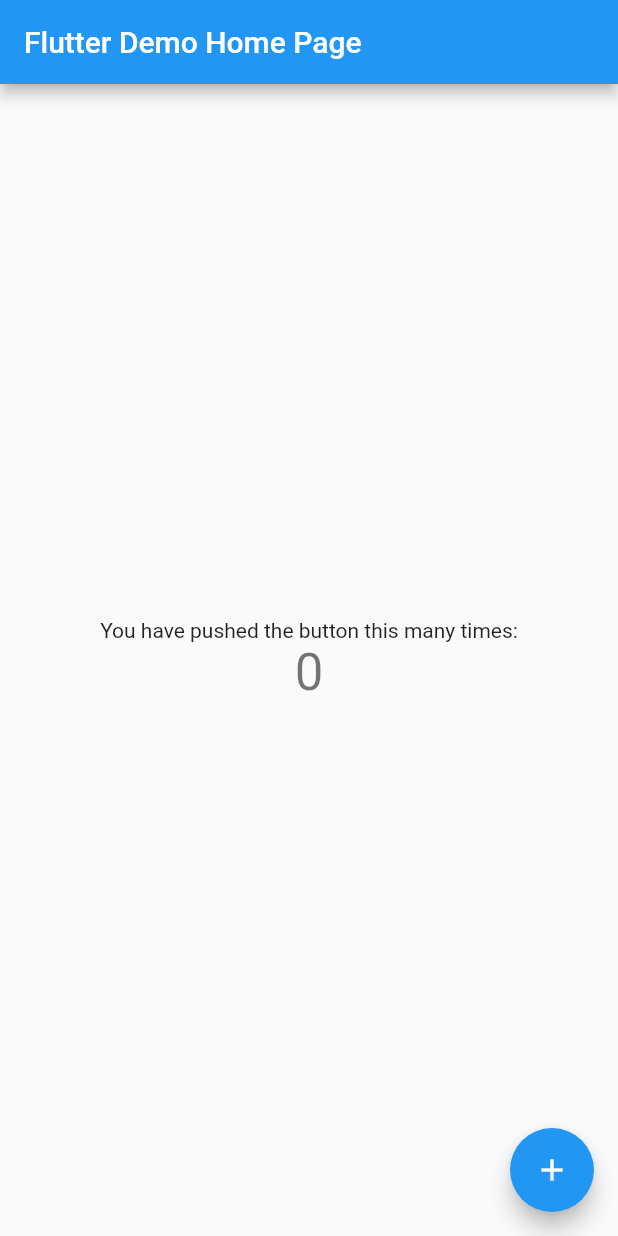
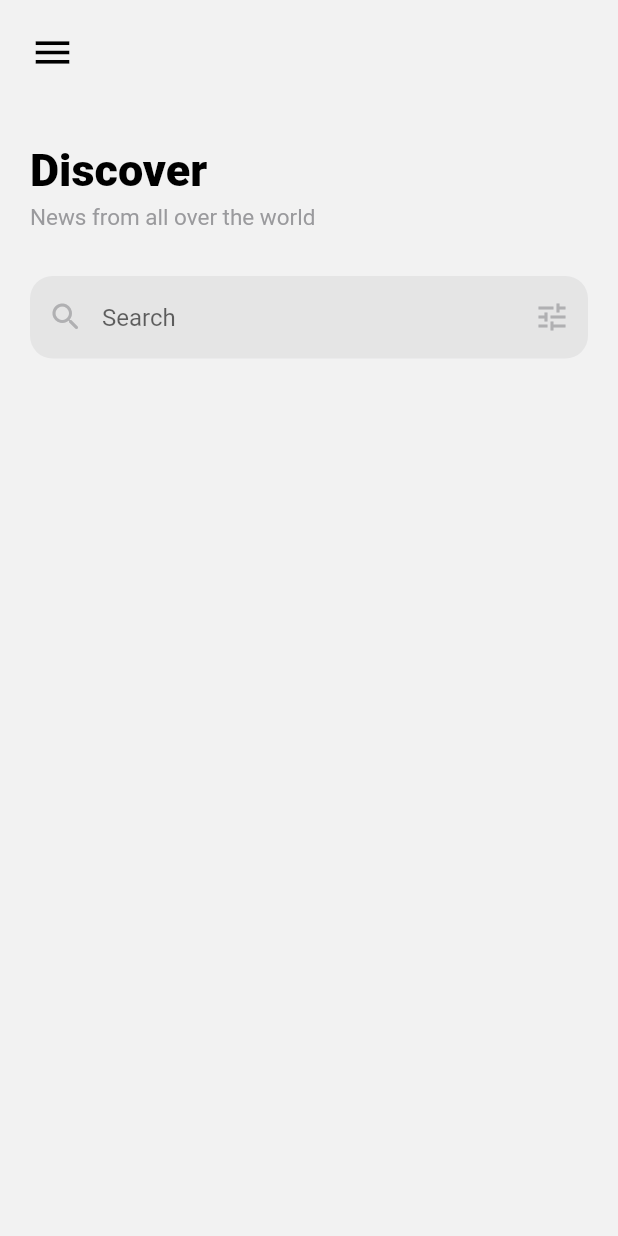
Before and after one commit to Manlikeog/NewsApp, a Flutter app: the screen it shows after launch, on a phone screen of 412 x 824 dp. Run offline on Flutter 3.47's test engine with Material 2 defaults, Android fonts, the phone set to English and light mode, and no system bars; our stand-ins replace bloc, equatable.

Commit message:
updating UI

```diff
--- a/lib/interface/pages/category/category.dart
+++ b/lib/interface/pages/category/category.dart
@@ -0,0 +1,55 @@
+import 'package:flutter/material.dart';
+
+import '../../../utils/utils.dart';
+import '../../widgets/widgets.dart';
+
+class NewsCategory extends StatelessWidget {
+  const NewsCategory({super.key});
+
+  @override
+  Widget build(BuildContext context) {
+    return Scaffold(
+      appBar: AppBar(
+        leading: Padding(
+          padding: const EdgeInsets.all(horizontalPadding),
+          child: Icon(
+            Icons.menu,
+            size: radius,
+            color: newsTheme.primaryColor,
+          ),
+        ),
+        backgroundColor: newsTheme.scaffoldBackgroundColor,
+        elevation: 0,
+      ),
+      body: Padding(
+        padding: pagePadding,
+        child: Column(
+            crossAxisAlignment: CrossAxisAlignment.start,
+            children: const [
+              YBox(
+                30,
+              ),
+              BaseHeaderText(
+                string: NewsString.articleBHeading,
+                fontSize: radius,
+                fontWeight: FontWeight.w900,
+              ),
+              YBox(5),
+              BaseHeaderText(
+                string: NewsString.articleSHeading,
+                fontSize: 15,
+                fontWeight: FontWeight.w400,
+                textColor: greyColor,
+              ),
+              YBox(
+                30,
+              ),
+              SearchTextField(),
+              YBox(
+                50,
+              ),
+            ]),
+      ),
+    );
+  }
+}
--- /dev/null
+++ b/lib/interface/widgets/search_field.dart
@@ -0,0 +1,51 @@
+import 'package:flutter/material.dart';
+
+import '../../utils/utils.dart';
+
+class SearchTextField extends StatelessWidget {
+  const SearchTextField({super.key});
+
+  @override
+  Widget build(BuildContext context) {
+    return TextField(
+      decoration: InputDecoration(
+        filled: true,
+        prefixIcon: Icon(
+          Icons.search_rounded,
+          color: greyColor.withOpacity(0.7),
+        ),
+        suffixIcon: Icon(
+          Icons.tune,
+          color: greyColor.withOpacity(0.7),
+        ),
+        hintText: 'Search',
+        contentPadding: const EdgeInsets.all(18.0),
+        fillColor: greyColor.withOpacity(0.15),
+        border: UnderlineInputBorder(
+          borderSide: BorderSide.none,
+          borderRadius: BorderRadius.circular(searchRadius),
+        ),
+        enabledBorder: UnderlineInputBorder(
+          borderSide: BorderSide.none,
+          borderRadius: BorderRadius.circular(searchRadius),
+        ),
+        focusedBorder: UnderlineInputBorder(
+          borderSide: BorderSide.none,
+          borderRadius: BorderRadius.circular(searchRadius),
+        ),
+        disabledBorder: UnderlineInputBorder(
+          borderSide: BorderSide.none,
+          borderRadius: BorderRadius.circular(searchRadius),
+        ),
+        errorBorder: UnderlineInputBorder(
+          borderSide: BorderSide.none,
+          borderRadius: BorderRadius.circular(searchRadius),
+        ),
+        focusedErrorBorder: UnderlineInputBorder(
+          borderSide: BorderSide.none,
+          borderRadius: BorderRadius.circular(searchRadius),
+        ),
+      ),
+    );
+  }
+}
--- a/lib/interface/widgets/widgets.dart
+++ b/lib/interface/widgets/widgets.dart
@@ -0,0 +1 @@
+export 'search_field.dart';
--- a/lib/main.dart
+++ b/lib/main.dart
@@ -1,4 +1,7 @@
 import 'package:flutter/material.dart';
+import 'package:news_app/interface/pages/category/category.dart';
+
+import 'utils/utils.dart';
 
 void main() {
   runApp(const MyApp());
@@ -11,105 +14,11 @@ class MyApp extends StatelessWidget {
   @override
   Widget build(BuildContext context) {
     return MaterialApp(
+      debugShowCheckedModeBanner: false,
       title: 'Flutter Demo',
-      theme: ThemeData(
-        // This is the theme of your application.
-        //
-        // Try running your application with "flutter run". You'll see the
-        // application has a blue toolbar. Then, without quitting the app, try
-        // changing the primarySwatch below to Colors.green and then invoke
-        // "hot reload" (press "r" in the console where you ran "flutter run",
-        // or simply save your changes to "hot reload" in a Flutter IDE).
-        // Notice that the counter didn't reset back to zero; the application
-        // is not restarted.
-        primarySwatch: Colors.blue,
-      ),
-      home: const MyHomePage(title: 'Flutter Demo Home Page'),
+      theme: newsTheme,
+      home: const NewsCategory(),
+      onGenerateRoute: NewsRoute.generateRoute,
     );
   }
 }
-
-class MyHomePage extends StatefulWidget {
-  const MyHomePage({super.key, required this.title});
-
-  // This widget is the home page of your application. It is stateful, meaning
-  // that it has a State object (defined below) that contains fields that affect
-  // how it looks.
-
-  // This class is the configuration for the state. It holds the values (in this
-  // case the title) provided by the parent (in this case the App widget) and
-  // used by the build method of the State. Fields in a Widget subclass are
-  // always marked "final".
-
-  final String title;
-
-  @override
-  State<MyHomePage> createState() => _MyHomePageState();
-}
-
-class _MyHomePageState extends State<MyHomePage> {
-  int _counter = 0;
-
-  void _incrementCounter() {
-    setState(() {
-      // This call to setState tells the Flutter framework that something has
-      // changed in this State, which causes it to rerun the build method below
-      // so that the display can reflect the updated values. If we changed
-      // _counter without calling setState(), then the build method would not be
-      // called again, and so nothing would appear to happen.
-      _counter++;
-    });
-  }
-
-  @override
-  Widget build(BuildContext context) {
-    // This method is rerun every time setState is called, for instance as done
-    // by the _incrementCounter method above.
-    //
-    // The Flutter framework has been optimized to make rerunning build methods
-    // fast, so that you can just rebuild anything that needs updating rather
-    // than having to individually change instances of widgets.
-    return Scaffold(
-      appBar: AppBar(
-        // Here we take the value from the MyHomePage object that was created by
-        // the App.build method, and use it to set our appbar title.
-        title: Text(widget.title),
-      ),
-      body: Center(
-        // Center is a layout widget. It takes a single child and positions it
-        // in the middle of the parent.
-        child: Column(
-          // Column is also a layout widget. It takes a list of children and
-          // arranges them vertically. By default, it sizes itself to fit its
-          // children horizontally, and tries to be as tall as its parent.
-          //
-          // Invoke "debug painting" (press "p" in the console, choose the
-          // "Toggle Debug Paint" action from the Flutter Inspector in Android
-          // Studio, or the "Toggle Debug Paint" command in Visual Studio Code)
-          // to see the wireframe for each widget.
-          //
-          // Column has various properties to control how it sizes itself and
-          // how it positions its children. Here we use mainAxisAlignment to
-          // center the children vertically; the main axis here is the vertical
-          // axis because Columns are vertical (the cross axis would be
-          // horizontal).
-          mainAxisAlignment: MainAxisAlignment.center,
-          children: <Widget>[
-            const Text(
-              'You have pushed the button this many times:',
-            ),
-            Text(
-              '$_counter',
-              style: Theme.of(context).textTheme.headline4,
-            ),
-          ],
-        ),
-      ),
-      floatingActionButton: FloatingActionButton(
-        onPressed: _incrementCounter,
-        tooltip: 'Increment',
-        child: const Icon(Icons.add),
-      ), // This trailing comma makes auto-formatting nicer for build methods.
-    );
-  }
-}
--- a/lib/utils/constants.dart
+++ b/lib/utils/constants.dart
@@ -0,0 +1,35 @@
+import 'package:flutter/material.dart';
+
+class XBox extends StatelessWidget {
+  final double _width;
+
+  const XBox(this._width, {super.key});
+
+  @override
+  Widget build(BuildContext context) {
+    return SizedBox(
+      width: _width,
+    );
+  }
+}
+
+class YBox extends StatelessWidget {
+  final double _height;
+
+  const YBox(this._height, {super.key});
+
+  @override
+  Widget build(BuildContext context) {
+    return SizedBox(
+      height: _height,
+    );
+  }
+}
+
+const double horizontalPadding = 20.0;
+const double verticalPadding = 50.0;
+const double radius = 30.0;
+const double searchRadius = 15;
+
+EdgeInsets pagePadding =
+    const EdgeInsets.only(left: 20, right: 20, top: 10, bottom: 40);
--- a/lib/utils/routes/route_names.dart
+++ b/lib/utils/routes/route_names.dart
@@ -0,0 +1,10 @@
+const String homeRoute = '/homeRoute';
+const String categoryRoute = '/categoryRoute';
+const String articleRoute = '/articleRoute';
+
+const List<String> bottomNavTitle = [
+  'Home',
+  'Favorites',
+  'Profile',
+  'History',
+];
--- a/lib/utils/strings.dart
+++ b/lib/utils/strings.dart
@@ -0,0 +1,38 @@
+import 'package:flutter/material.dart';
+import 'package:news_app/utils/utils.dart';
+
+class NewsString {
+  static const String articleBHeading = 'Discover';
+  static const String articleSHeading = 'News from all over the world';
+  static const String search = 'Search';
+  static const String time = 'hours ago';
+  static const String newoftheday = 'News of the day';
+  static const String breakingNews = 'Breaking News';
+  static const String more = 'more';
+}
+
+class BaseHeaderText extends StatelessWidget {
+  final double? fontSize;
+  final String string;
+  final Color? textColor;
+  final FontWeight? fontWeight;
+  const BaseHeaderText({
+    Key? key,
+    required this.string,
+    this.fontSize,
+    this.textColor,
+    this.fontWeight,
+  }) : super(key: key);
+
+  @override
+  Widget build(BuildContext context) {
+    return Text(
+      string,
+      style: TextStyle(
+        fontSize: fontSize,
+        fontWeight: fontWeight,
+        color: textColor ?? newsTheme.primaryColor,
+      ),
+    );
+  }
+}
--- a/lib/utils/theme.dart
+++ b/lib/utils/theme.dart
@@ -0,0 +1,49 @@
+import 'package:flutter/material.dart';
+
+// app theme
+ThemeData newsTheme = ThemeData(
+  primaryColor: blackColor,
+  visualDensity: VisualDensity.adaptivePlatformDensity,
+  scaffoldBackgroundColor: bgColor,
+  indicatorColor: blackColor,
+  textSelectionTheme: const TextSelectionThemeData(
+    cursorColor: blackColor,
+  ),
+  tabBarTheme: const TabBarTheme(
+    labelColor: blackColor,
+    unselectedLabelColor: greyColor,
+  ),
+  inputDecorationTheme: const InputDecorationTheme(
+    focusedBorder: UnderlineInputBorder(
+      borderSide: BorderSide(
+        color: blackColor,
+        width: 0.5,
+      ),
+    ),
+    enabledBorder: UnderlineInputBorder(
+      borderSide: BorderSide(
+        color: blackColor,
+        width: 0.5,
+      ),
+    ),
+    border: UnderlineInputBorder(
+      borderSide: BorderSide(
+        color: blackColor,
+        width: 0.5,
+      ),
+    ),
+  ),
+);
+
+// colors
+
+const Color greyColor = Color(0xff9A9A9D);
+const Color blackColor = Color(0xff000000);
+const Color whiteColor = Color(0xffFFFFFF);
+const Color bgColor = Color(0xffF2F2F2);
+const Color transparent = Colors.transparent;
+const Color blackAccentColor = Color(0xff393939);
+
+// styles
+
+// fonts
--- a/lib/utils/utils.dart
+++ b/lib/utils/utils.dart
@@ -0,0 +1,6 @@
+export 'theme.dart';
+export 'strings.dart';
+
+export 'routes/route_generator.dart';
+export 'routes/route_names.dart';
+export 'constants.dart';
--- a/pubspec.yaml
+++ b/pubspec.yaml
@@ -29,12 +29,14 @@ environment:
 # the latest version available on pub.dev. To see which dependencies have newer
 # versions available, run `flutter pub outdated`.
 dependencies:
+  build_runner: ^2.2.0
   cupertino_icons: ^1.0.2
   equatable: ^2.0.5
   flutter:
     sdk: flutter
   flutter_bloc: ^8.1.1
   json_annotation: ^4.6.0
+  json_serializable: ^6.3.1
 
 dev_dependencies:
   flutter_lints: ^2.0.0
```
Also changed, not shown: lib/data/models/models.dart (+36 -0 lines), lib/interface/pages/article/article.dart (+14 -0 lines), lib/interface/pages/home/home.dart (+16 -0 lines), lib/utils/routes/route_generator.dart (+46 -0 lines), lib/data/models/models.g.dart (added), pubspec.lock.
